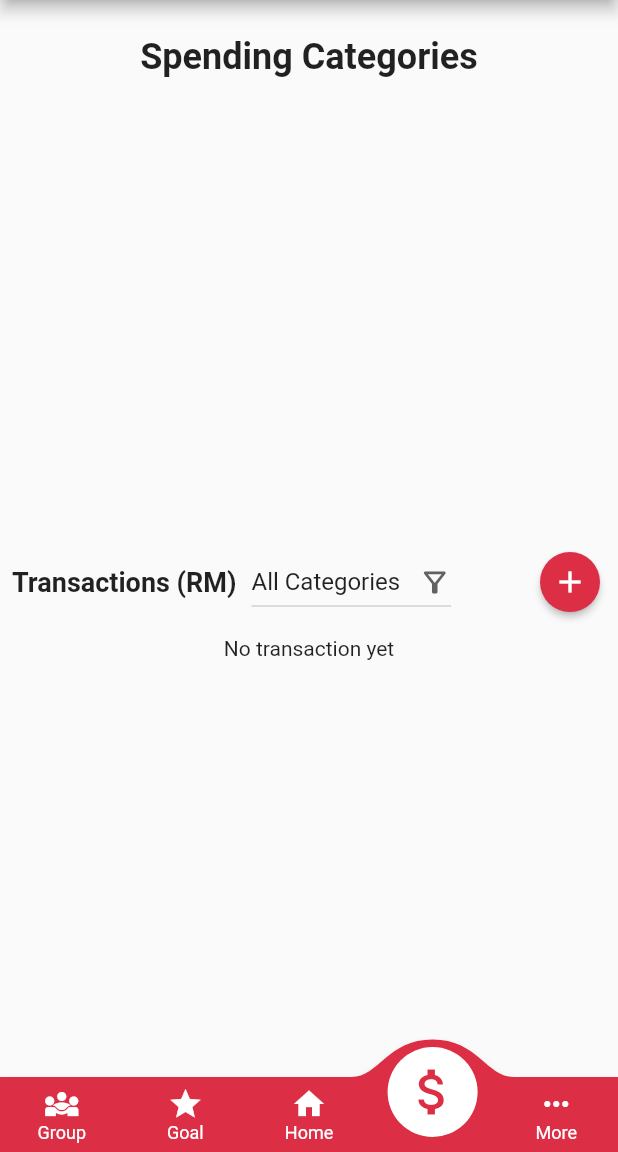
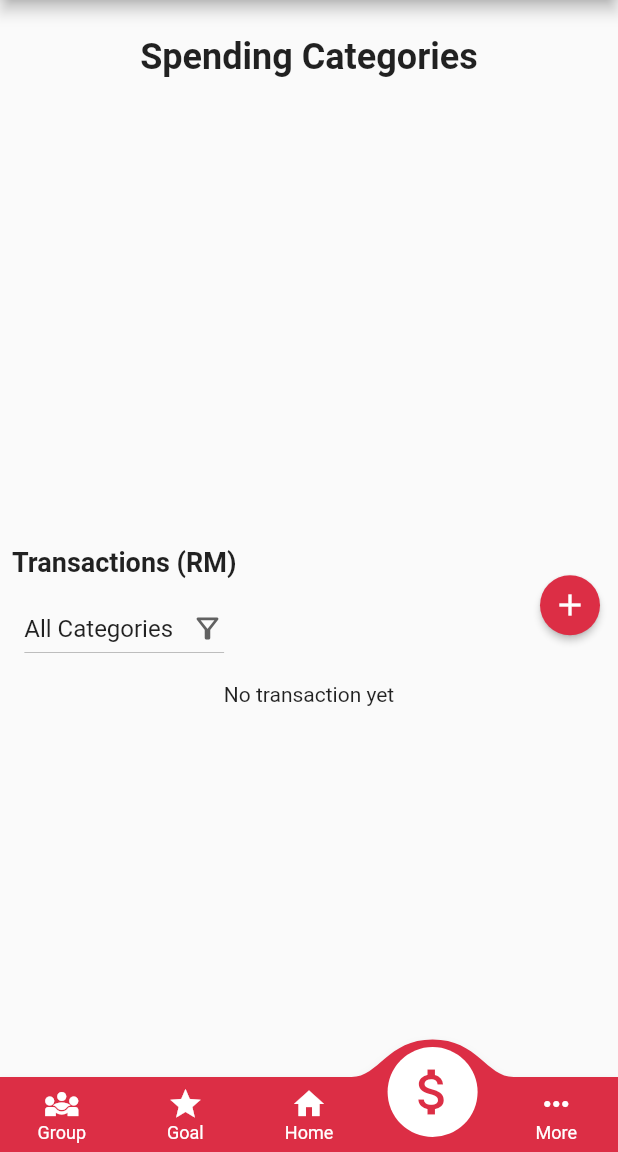
Before and after one commit to yiwan-21/FYP-Financial-app, a Flutter app: the Navigation screen opened by its route, item 4 of the bottom bar chosen, on a phone screen of 412 x 824 dp, the part 84-1236 px from its top. Run offline on Flutter 3.47's test engine with Material 2 defaults, Android fonts, the phone set to English and light mode, and no system bars; drawn by our look-alikes of convex_bottom_bar, fl_chart; our stand-ins replace cloud_firestore, firebase_auth, firebase_core, firebase_messaging, firebase_storage, image_picker and 1 more; accounts and stored records are empty; network calls fail.

Commit message:
fix tracker overflow

```diff
--- a/lib/pages/tracker.dart
+++ b/lib/pages/tracker.dart
@@ -67,12 +67,15 @@ class _TrackerState extends State<Tracker> {
         Container(
           padding: const EdgeInsets.symmetric(horizontal: 8, vertical: 12),
           child: Row(
+            mainAxisAlignment: MainAxisAlignment.spaceBetween,
+            children: [
+              Column(
                 children: [
                   const Text(
                     "Transactions (RM)",
                     style: TextStyle(fontSize: 18, fontWeight: FontWeight.bold),
                   ),
-              const SizedBox(width: 10),
+                  const SizedBox(height: 10,),
                   DropdownButton<String>(
                     value: _selectedItem,
                     icon: const Icon(Icons.filter_alt_outlined), // Icon to display
@@ -92,7 +95,8 @@ class _TrackerState extends State<Tracker> {
                       );
                     }).toList(),
                   ),
-              const Spacer(),
+                ],
+              ),
               FloatingActionButton.small(
                 elevation: 2,
                 onPressed: _addTransaction,
```
Lines whose indentation alone changed are shown as unchanged.
